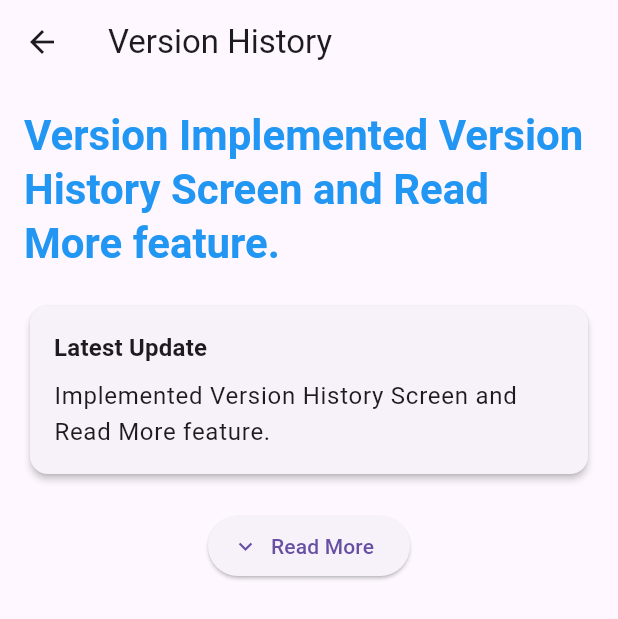
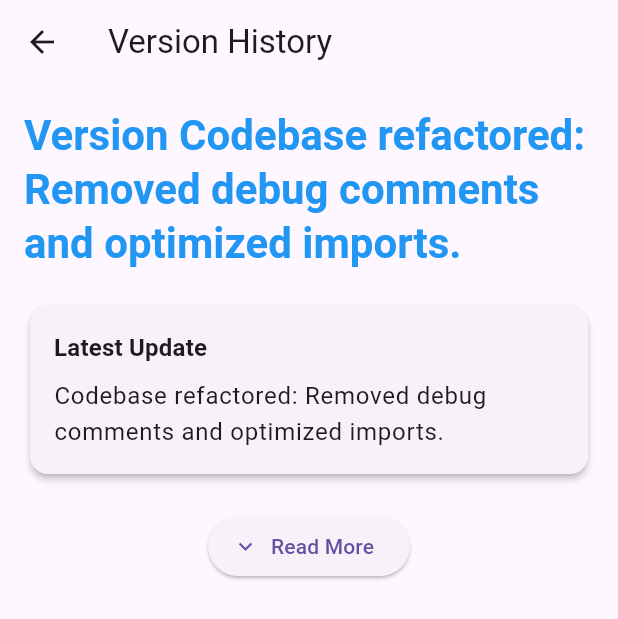
Before and after one commit to osmanghani1435/jarvis, a Flutter app: the VersionScreen screen opened directly, on a phone screen of 412 x 824 dp. Shown: the top 619 px of the screen. Run offline on Flutter 3.47's test engine with Material 3 defaults, Android fonts, the phone set to English and light mode, and no system bars; our stand-ins replace google_generative_ai, shared_preferences; accounts and stored records are empty.

Commit message:
Code cleanup: Removed debug comments and optimized imports

```diff
--- a/mobile/assets/app_version_log.json
+++ b/mobile/assets/app_version_log.json
@@ -1,6 +1,6 @@
 {
-    "current_version": "1.2.0",
-    "last_update": "Implemented Version History Screen and Read More feature.",
+    "current_version": "1.2.1",
+    "last_update": "Codebase refactored: Removed debug comments and optimized imports.",
     "history": [
         {
             "version": "1.0.0",
@@ -26,6 +26,11 @@
             "version": "1.2.0",
             "date": "2025-11-30",
             "changes": "Implemented Version History Screen and Read More feature."
+        },
+        {
+            "version": "1.2.1",
+            "date": "2025-11-30",
+            "changes": "Codebase refactored: Removed debug comments and optimized imports."
         }
     ]
 }
```
Also changed, not shown: mobile/lib/core_logic.dart (+8 -8 lines).
